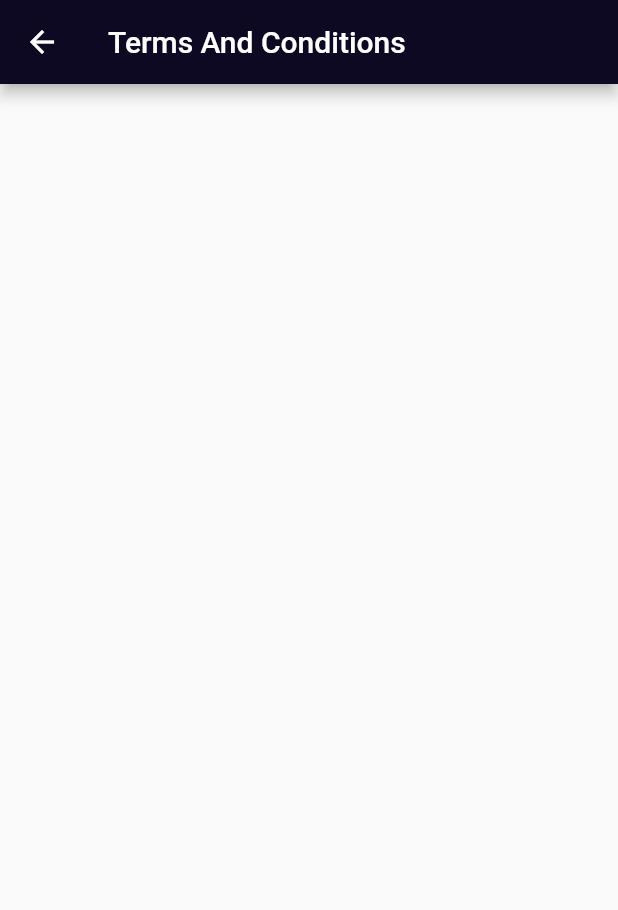
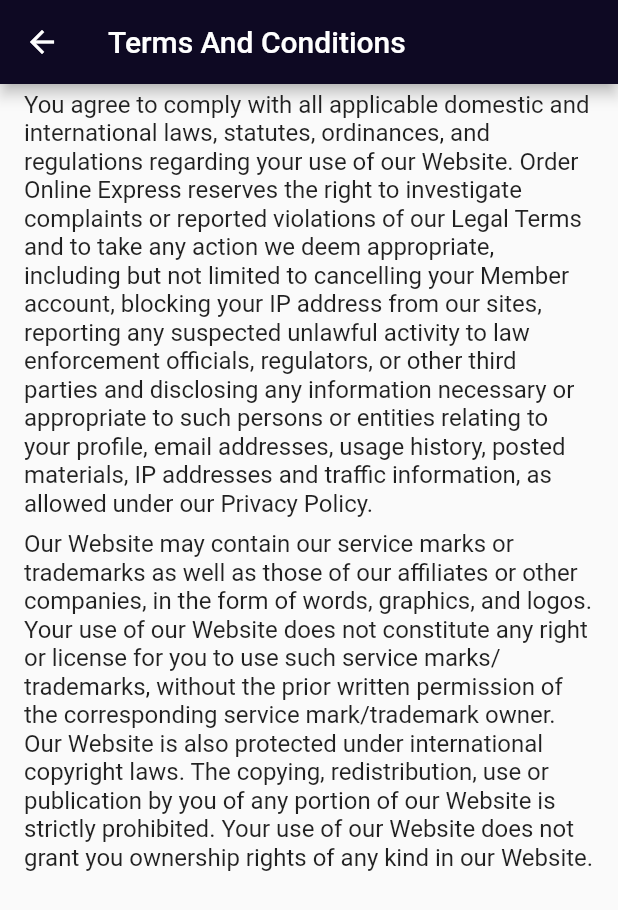
Before and after one commit to Nav2030/Order_me, a Flutter app: the Terms screen opened directly, on a phone screen of 412 x 824 dp. Shown: the top 910 px of the screen. Run offline on Flutter 3.47's test engine with Material 2 defaults, Android fonts, the phone set to English and light mode, and no system bars; our stand-ins replace cloud_firestore, firebase_auth; accounts and stored records are empty.

Commit message:
Terms and Conditions

```diff
--- a/lib/Pages/terms.dart
+++ b/lib/Pages/terms.dart
@@ -12,6 +12,18 @@
       appBar: AppBar(
         title: Text('Terms And Conditions'),
       ),
+      body:  SingleChildScrollView(
+        child: new Column(
+      children: <Widget>[
+        new ListTile(
+          title: new Text('You agree to comply with all applicable domestic and international laws, statutes, ordinances, and regulations regarding your use of our Website. Order Online Express reserves the right to investigate complaints or reported violations of our Legal Terms and to take any action we deem appropriate, including but not limited to cancelling your Member account, blocking your IP address from our sites, reporting any suspected unlawful activity to law enforcement officials, regulators, or other third parties and disclosing any information necessary or appropriate to such persons or entities relating to your profile, email addresses, usage history, posted materials, IP addresses and traffic information, as allowed under our Privacy Policy.'),
+        ),
+        new ListTile(
+          title: new Text('Our Website may contain our service marks or trademarks as well as those of our affiliates or other companies, in the form of words, graphics, and logos. Your use of our Website does not constitute any right or license for you to use such service marks/trademarks, without the prior written permission of the corresponding service mark/trademark owner. Our Website is also protected under international copyright laws. The copying, redistribution, use or publication by you of any portion of our Website is strictly prohibited. Your use of our Website does not grant you ownership rights of any kind in our Website.'),
+        )
+      ],
+    ),
+      ),
     );
   }
 }
```
